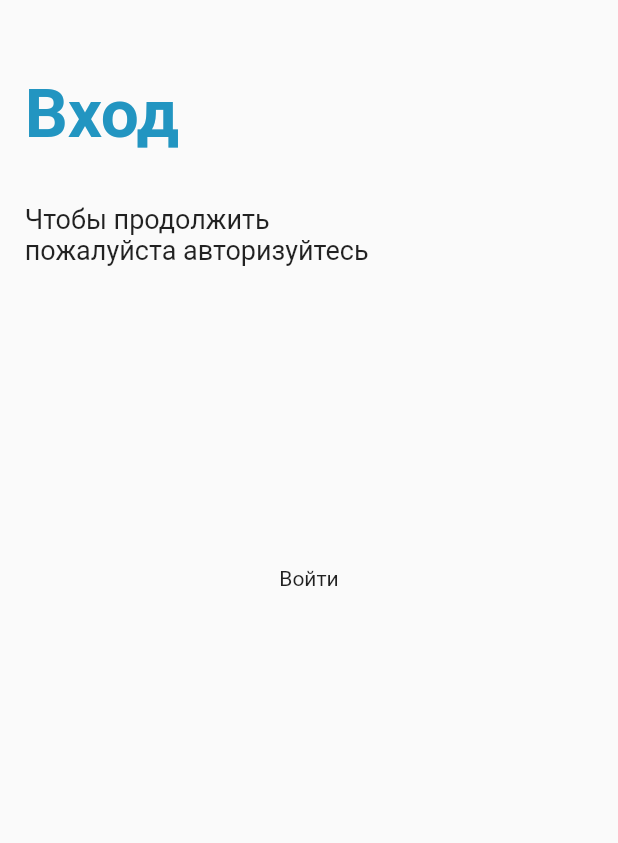
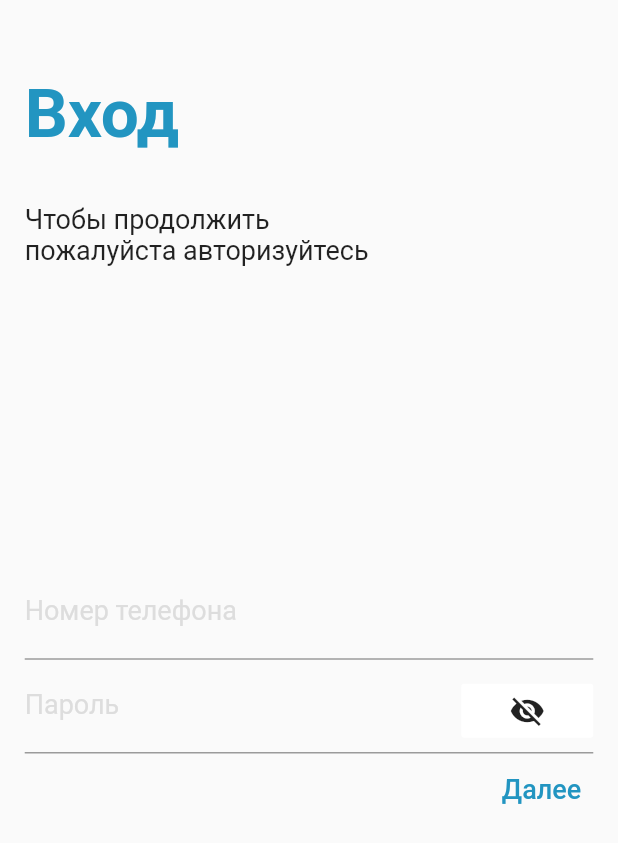
Before and after one commit to barganaev/GasApp, a Flutter app: the LogIn screen opened directly, on a phone screen of 412 x 824 dp. Shown: the top 843 px of the screen. Run offline on Flutter 3.47's test engine with Material 2 defaults, Android fonts, the phone set to English and light mode, and no system bars; our stand-ins replace bloc, equatable, flutter_bloc, geolocator, google_maps_flutter, shared_preferences; accounts and stored records are empty.

```diff
--- a/lib/blocs/map_bloc/map_bloc.dart
+++ b/lib/blocs/map_bloc/map_bloc.dart
@@ -12,7 +12,7 @@ class MapBloc extends Bloc<MapEvent, MapState> {
   @override
   Stream<MapState> mapEventToState(MapEvent event) async* {
     if (event is MapGetMarkersEvent) {
-      await Future.delayed(Duration(seconds: 200));
+      await Future.delayed(Duration(seconds: 2));
       yield MapLoadedState();
     }
   }
--- a/lib/screens/login.dart
+++ b/lib/screens/login.dart
@@ -1,6 +1,7 @@
 import 'package:flutter/material.dart';
 import 'package:flutter/services.dart';
 import 'package:gasapp/screens/account_screen.dart';
+import 'package:gasapp/screens/verify_screen.dart';
 
 class LogIn extends StatefulWidget {
   @override
@@ -74,148 +75,148 @@ class _LogInState extends State<LogIn> {
               SizedBox(
                 height: 200,
               ),
-              Center(
-                child: Text("Войти"),
-              )
-              // Expanded(
-              //   child: SingleChildScrollView(
-              //     child: Container(
-              //       // padding: EdgeInsets.only(top: screenHeight * 0.2),
-              //       // color: Colors.amber,
-              //       // padding: EdgeInsets.only(bottom: screenHeight * 0.1),
-              //       child: Column(
-              //         mainAxisAlignment: MainAxisAlignment.center,
-              //         children: <Widget>[
-              //           Form(
-              //             autovalidate: autovalidate,
-              //             key: this._formKey,
-              //             child: Column(
-              //               children: <Widget>[
-              //                 TextFormField(
-              //                   controller: iinController,
-              //                   autofocus: false,
-              //                   maxLines: 1,
-              //                   focusNode: _nodeText1,
-              //                   keyboardType: TextInputType.number,
-              //                   autocorrect: false,
-              //                   validator: (String inValue) {},
-              //                   onSaved: (String inValue) {},
-              //                   decoration: InputDecoration(
-              //                     border: UnderlineInputBorder(
-              //                       borderSide: BorderSide(
-              //                         color: Color(0xFFDDDDDD),
-              //                       ),
-              //                     ),
-              //                     focusedBorder: UnderlineInputBorder(
-              //                       borderSide: BorderSide(
-              //                         color: Color(0xFFFDBC4E),
-              //                       ),
-              //                     ),
-              //                     errorStyle: TextStyle(
-              //                       color: Color(0xFFE04146),
-              //                     ),
-              //                     labelText: "Номер телефона",
-              //                     hintStyle: TextStyle(
-              //                       color: Color(0xFFDDDDDD),
-              //                     ),
-              //                     labelStyle: TextStyle(
-              //                       color: Color(0xFFDDDDDD),
-              //                     ),
-              //                   ),
-              //                   style: TextStyle(
-              //                     color: Color(0xFF172F6B),
-              //                     fontSize: 18.0,
-              //                   ),
-              //                 ),
-              //                 Stack(
-              //                   children: [
-              //                     TextFormField(
-              //                       controller: passwordController,
-              //                       obscureText: _hidePassword,
-              //                       autofocus: false,
-              //                       focusNode: _nodeText2,
-              //                       validator: (String inValue) {
-              //                         if (inValue.length < 3) {}
-              //                         return null;
-              //                       },
-              //                       onSaved: (String inValue) {},
-              //                       cursorColor: Color(0xFF172F6B),
-              //                       decoration: InputDecoration(
-              //                         border: UnderlineInputBorder(
-              //                           borderSide: BorderSide(
-              //                             color: Color(0xFFDDDDDD),
-              //                           ),
-              //                         ),
-              //                         focusedBorder: UnderlineInputBorder(
-              //                           borderSide: BorderSide(
-              //                             color: Color(0xFFFDBC4E),
-              //                           ),
-              //                         ),
-              //                         labelText: "Пароль",
-              //                         hintStyle: TextStyle(
-              //                           color: Color(0xFFDDDDDD),
-              //                         ),
-              //                         labelStyle: TextStyle(
-              //                           color: Color(0xFFDDDDDD),
-              //                         ),
-              //                       ),
-              //                       style: TextStyle(
-              //                         color: Color(0xFF172F6B),
-              //                         fontSize: 18.0,
-              //                       ),
-              //                     ),
-              //                     Align(
-              //                       alignment: Alignment.centerRight,
-              //                       child: Padding(
-              //                         padding: EdgeInsets.only(top: 10),
-              //                         child: FlatButton(
-              //                           onPressed: () {
-              //                             // setState(() {
-              //                             //   _hidePassword = !_hidePassword;
-              //                             // });
-              //                           },
-              //                           color: Colors.white,
-              //                           hoverColor: Colors.white,
-              //                           splashColor: Colors.white,
-              //                           highlightColor: Colors.white,
-              //                           child: Icon(
-              //                             _hidePassword
-              //                                 ? Icons.visibility_off
-              //                                 : Icons.visibility,
-              //                           ),
-              //                         ),
-              //                       ),
-              //                     )
-              //                   ],
-              //                 ),
-              //                 Align(
-              //                   alignment: Alignment.bottomRight,
-              //                   child: TextButton(
-              //                     onPressed: () {
-              //                       Navigator.push(
-              //                         context,
-              //                         MaterialPageRoute(
-              //                           builder: (context) => AccountScreen(),
-              //                         ),
-              //                       );
-              //                     } /*async {}*/,
-              //                     child: Text(
-              //                       "LOGIN",
-              //                       style: TextStyle(
-              //                         fontSize: 18.0,
-              //                         color: Color(0xFF2295C1),
-              //                       ),
-              //                     ),
-              //                   ),
-              //                 ),
-              //               ],
-              //             ),
-              //           ),
-              //         ],
-              //       ),
-              //     ),
-              //   ),
-              // ),
+              // Center(
+              //   child: Text("Войти"),
+              // )
+              Expanded(
+                child: SingleChildScrollView(
+                  child: Container(
+                    // padding: EdgeInsets.only(top: screenHeight * 0.2),
+                    // color: Colors.amber,
+                    // padding: EdgeInsets.only(bottom: screenHeight * 0.1),
+                    child: Column(
+                      mainAxisAlignment: MainAxisAlignment.center,
+                      children: <Widget>[
+                        Form(
+                          autovalidate: autovalidate,
+                          key: this._formKey,
+                          child: Column(
+                            children: <Widget>[
+                              TextFormField(
+                                controller: iinController,
+                                autofocus: false,
+                                maxLines: 1,
+                                focusNode: _nodeText1,
+                                keyboardType: TextInputType.number,
+                                autocorrect: false,
+                                validator: (String inValue) {},
+                                onSaved: (String inValue) {},
+                                decoration: InputDecoration(
+                                  border: UnderlineInputBorder(
+                                    borderSide: BorderSide(
+                                      color: Color(0xFFDDDDDD),
+                                    ),
+                                  ),
+                                  focusedBorder: UnderlineInputBorder(
+                                    borderSide: BorderSide(
+                                      color: Color(0xFFFDBC4E),
+                                    ),
+                                  ),
+                                  errorStyle: TextStyle(
+                                    color: Color(0xFFE04146),
+                                  ),
+                                  labelText: "Номер телефона",
+                                  hintStyle: TextStyle(
+                                    color: Color(0xFFDDDDDD),
+                                  ),
+                                  labelStyle: TextStyle(
+                                    color: Color(0xFFDDDDDD),
+                                  ),
+                                ),
+                                style: TextStyle(
+                                  color: Color(0xFF172F6B),
+                                  fontSize: 18.0,
+                                ),
+                              ),
+                              Stack(
+                                children: [
+                                  TextFormField(
+                                    controller: passwordController,
+                                    obscureText: _hidePassword,
+                                    autofocus: false,
+                                    focusNode: _nodeText2,
+                                    validator: (String inValue) {
+                                      if (inValue.length < 3) {}
+                                      return null;
+                                    },
+                                    onSaved: (String inValue) {},
+                                    cursorColor: Color(0xFF172F6B),
+                                    decoration: InputDecoration(
+                                      border: UnderlineInputBorder(
+                                        borderSide: BorderSide(
+                                          color: Color(0xFFDDDDDD),
+                                        ),
+                                      ),
+                                      focusedBorder: UnderlineInputBorder(
+                                        borderSide: BorderSide(
+                                          color: Color(0xFFFDBC4E),
+                                        ),
+                                      ),
+                                      labelText: "Пароль",
+                                      hintStyle: TextStyle(
+                                        color: Color(0xFFDDDDDD),
+                                      ),
+                                      labelStyle: TextStyle(
+                                        color: Color(0xFFDDDDDD),
+                                      ),
+                                    ),
+                                    style: TextStyle(
+                                      color: Color(0xFF172F6B),
+                                      fontSize: 18.0,
+                                    ),
+                                  ),
+                                  Align(
+                                    alignment: Alignment.centerRight,
+                                    child: Padding(
+                                      padding: EdgeInsets.only(top: 10),
+                                      child: FlatButton(
+                                        onPressed: () {
+                                          // setState(() {
+                                          //   _hidePassword = !_hidePassword;
+                                          // });
+                                        },
+                                        color: Colors.white,
+                                        hoverColor: Colors.white,
+                                        splashColor: Colors.white,
+                                        highlightColor: Colors.white,
+                                        child: Icon(
+                                          _hidePassword
+                                              ? Icons.visibility_off
+                                              : Icons.visibility,
+                                        ),
+                                      ),
+                                    ),
+                                  )
+                                ],
+                              ),
+                              Align(
+                                alignment: Alignment.bottomRight,
+                                child: TextButton(
+                                  onPressed: () {
+                                    Navigator.push(
+                                      context,
+                                      MaterialPageRoute(
+                                        builder: (context) => PhoneAuthVerify()/*AccountScreen()*/,
+                                      ),
+                                    );
+                                  } /*async {}*/,
+                                  child: Text(
+                                    "Далее",
+                                    style: TextStyle(
+                                      fontSize: 18.0,
+                                      color: Color(0xFF2295C1),
+                                    ),
+                                  ),
+                                ),
+                              ),
+                            ],
+                          ),
+                        ),
+                      ],
+                    ),
+                  ),
+                ),
+              ),
             ],
           ),
         ),
```
Also changed, not shown: lib/screens/verify_screen.dart (added, +215 -0 lines).
